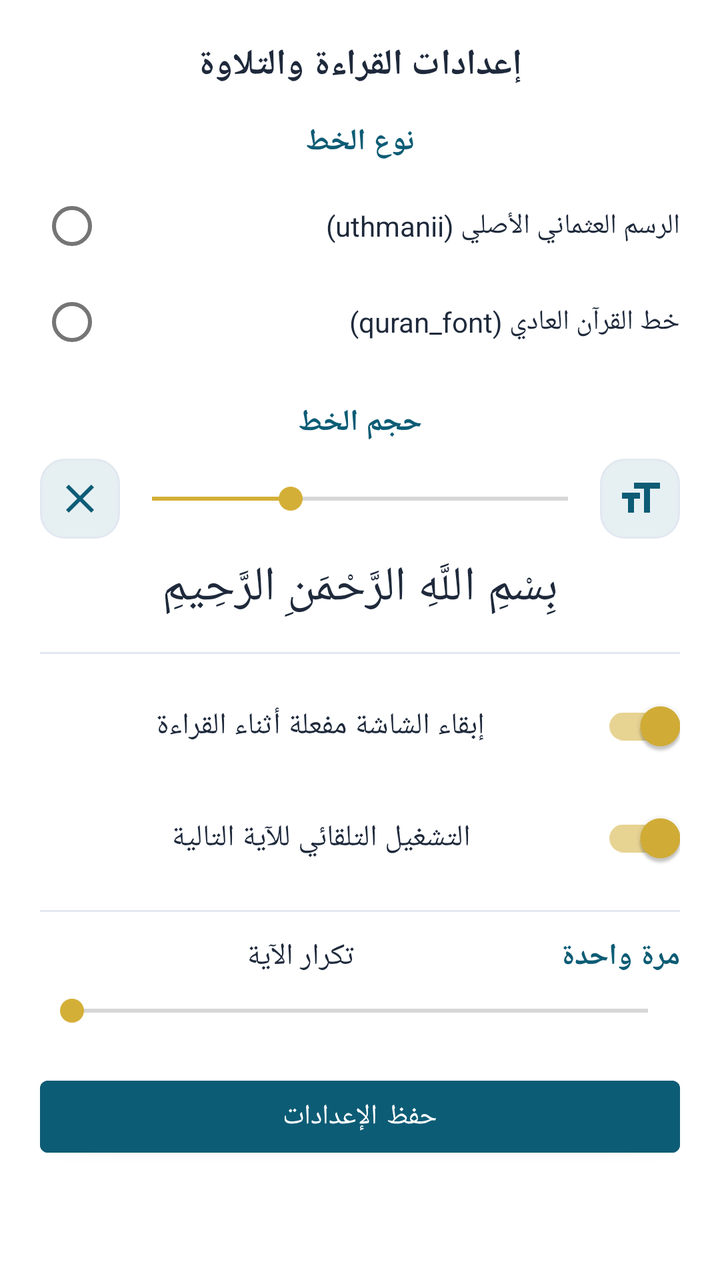
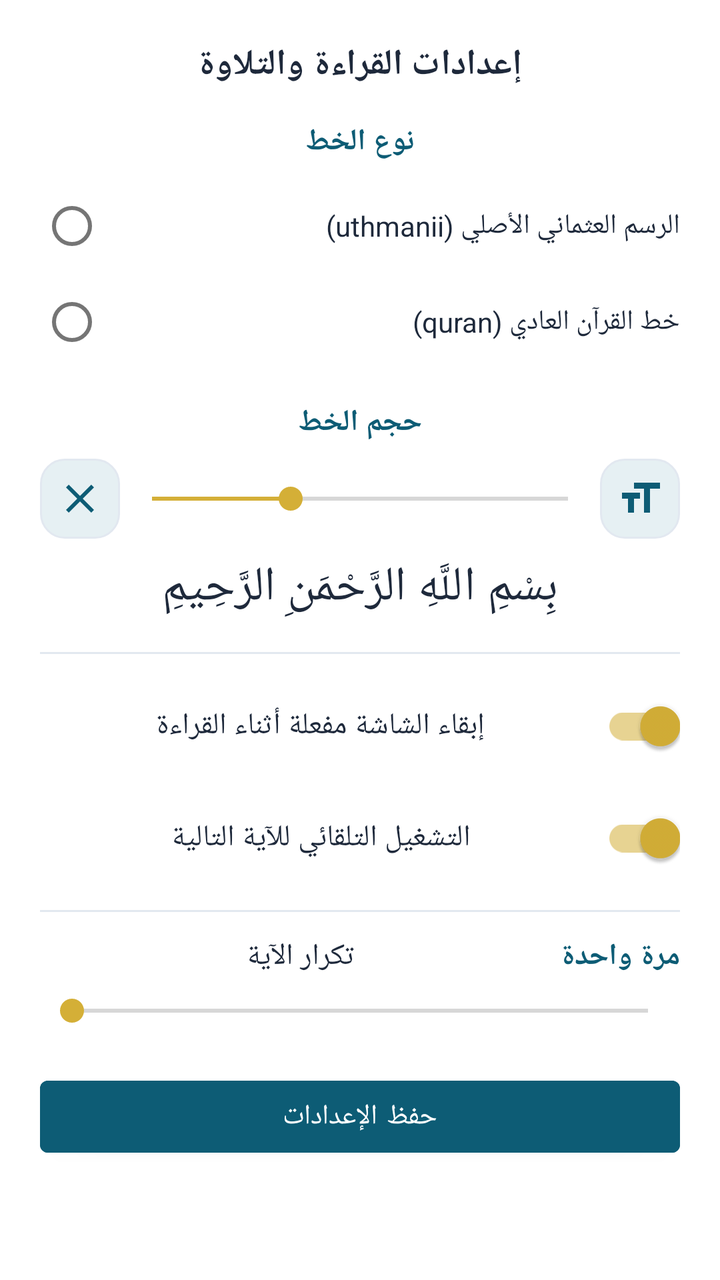

Screens rendered from an Android XML layout before and after an edit, with the pre-edit source and the edit as a unified diff.
<!-- AndroidManifest.xml: application theme AppTheme -->
<!-- res/layout/dialog_quran_settings.xml -->
<?xml version="1.0" encoding="utf-8"?>
<ScrollView xmlns:android="http://schemas.android.com/apk/res/android"
    xmlns:app="http://schemas.android.com/apk/res-auto"
    android:layout_width="match_parent"
    android:layout_height="wrap_content"
    android:background="@color/card_bg">

    <LinearLayout
        android:layout_width="match_parent"
        android:layout_height="wrap_content"
        android:orientation="vertical"
        android:padding="20dp">

        <TextView
            android:layout_width="wrap_content"
            android:layout_gravity="center"
            android:gravity="center"
            android:fontFamily="@font/jazeera"
            android:layout_height="wrap_content"
            android:text="إعدادات القراءة والتلاوة"
            android:textColor="@color/text_primary"
            android:textSize="18sp"
            android:textStyle="bold" />

        
        <TextView
            android:layout_width="wrap_content"
            android:layout_height="wrap_content"
            android:layout_gravity="center"
            android:gravity="center"
            android:fontFamily="@font/jazeera"
            android:layout_marginTop="16dp"
            android:text="نوع الخط"
            android:textColor="@color/colorPrimary"
            android:textSize="15sp"
            android:textStyle="bold" />

        <RadioGroup
            android:id="@+id/rg_font_selection"
            android:layout_width="match_parent"
            android:layout_height="wrap_content"
            android:layout_marginTop="8dp"
            android:orientation="vertical">

            <RadioButton
                android:id="@+id/rb_font_uthmanii"
                android:layout_width="match_parent"
                android:layout_height="wrap_content"
                android:text="الرسم العثماني الأصلي (uthmanii)"
                android:textColor="@color/text_primary"
                android:textSize="14sp" />

            <RadioButton
                android:id="@+id/rb_font_quran_msg"
                android:layout_width="match_parent"
                android:layout_height="wrap_content"
                android:text="خط القرآن العادي (quran_font)"
                android:textColor="@color/text_primary"
                android:textSize="14sp" />
        </RadioGroup>

        
        <TextView
            android:layout_width="wrap_content"
            android:layout_height="wrap_content"
            android:layout_marginTop="16dp"
            android:layout_gravity="center"
            android:gravity="center"
            android:fontFamily="@font/jazeera"
            android:text="حجم الخط"
            android:textColor="@color/colorPrimary"
            android:textSize="15sp"
            android:textStyle="bold" />

        <LinearLayout
            android:layout_width="match_parent"
            android:layout_height="wrap_content"
            android:layout_marginTop="8dp"
            android:gravity="center_vertical"
            android:orientation="horizontal">

            <ImageButton
                android:id="@+id/btn_font_decrease"
                android:layout_width="40dp"
                android:layout_height="40dp"
                android:background="@drawable/search_input_bg"
                android:contentDescription="Decrease Font"
                android:src="@drawable/ic_close"
                app:tint="@color/colorPrimary" />

            <SeekBar
                android:id="@+id/sb_font_size"
                android:layout_width="0dp"
                android:layout_height="wrap_content"
                android:layout_weight="1"
                android:max="24"
                android:progress="8" />

            <ImageButton
                android:id="@+id/btn_font_increase"
                android:layout_width="40dp"
                android:layout_height="40dp"
                android:background="@drawable/search_input_bg"
                android:contentDescription="Increase Font"
                android:src="@drawable/ic_font_size"
                app:tint="@color/colorPrimary" />
        </LinearLayout>

        <TextView
            android:id="@+id/tv_font_preview"
            android:layout_width="match_parent"
            android:layout_height="wrap_content"
            android:layout_marginTop="8dp"
            android:fontFamily="@font/uthmanii"
            android:gravity="center"
            android:text="بِسْمِ اللَّهِ الرَّحْمَنِ الرَّحِيمِ"
            android:textColor="@color/text_primary"
            android:textSize="24sp" />

        <View
            android:layout_width="match_parent"
            android:layout_height="1dp"
            android:layout_marginTop="16dp"
            android:layout_marginBottom="12dp"
            android:background="@color/divider_color" />

        
        <com.google.android.material.switchmaterial.SwitchMaterial
            android:id="@+id/switch_keep_screen_on"
            android:layout_width="match_parent"
            android:layout_gravity="center"
            android:gravity="center"
            android:fontFamily="@font/jazeera"
            android:layout_height="wrap_content"
            android:checked="true"
            android:text="إبقاء الشاشة مفعلة أثناء القراءة"
            android:textColor="@color/text_primary"
            android:textSize="15sp" />

        <com.google.android.material.switchmaterial.SwitchMaterial
            android:id="@+id/switch_auto_play_next"
            android:layout_width="match_parent"
            android:layout_height="wrap_content"
            android:layout_marginTop="8dp"
            android:layout_gravity="center"
            android:gravity="center"
            android:fontFamily="@font/jazeera"
                android:checked="true"
            android:text="التشغيل التلقائي للآية التالية"
            android:textColor="@color/text_primary"
            android:textSize="15sp" />

        <View
            android:layout_width="match_parent"
            android:layout_height="1dp"
            android:layout_marginTop="12dp"
            android:layout_marginBottom="12dp"
            android:background="@color/divider_color" />

        
        <LinearLayout
            android:layout_width="match_parent"
            android:layout_height="wrap_content"
            android:gravity="center_vertical"
            android:orientation="horizontal">

            <TextView
                android:layout_width="0dp"
                android:layout_height="wrap_content"
                android:layout_weight="1"
                android:layout_gravity="center"
                android:gravity="center"
                android:fontFamily="@font/jazeera"
                android:text="تكرار الآية"
                android:textColor="@color/text_primary"
                android:textSize="15sp" />

            <TextView
                android:id="@+id/tv_repeat_count"
                android:layout_width="wrap_content"
                android:layout_height="wrap_content"
                android:fontFamily="@font/ffon1"
                android:text="مرة واحدة"
                android:textColor="@color/colorPrimary"
                android:textSize="15sp"
                android:textStyle="bold" />
        </LinearLayout>

        <SeekBar
            android:id="@+id/sb_repeat_count"
            android:layout_width="match_parent"
            android:layout_height="wrap_content"
            android:layout_marginTop="8dp"
            android:max="4"
            android:progress="0" />

        <Button
            android:id="@+id/btn_save_settings"
            android:layout_width="match_parent"
            android:layout_height="wrap_content"
            android:layout_marginTop="20dp"
            android:fontFamily="@font/ffon1"
            android:backgroundTint="@color/colorPrimary"
            android:text="حفظ الإعدادات"
            android:textColor="@color/text_white" />
    </LinearLayout>
</ScrollView>
<!-- resources referenced by this layout -->
<resources>
  <color name="card_bg">#FFFFFF</color>
  <color name="colorPrimary">#0D5C75</color>
  <color name="divider_color">#E2E8F0</color>
  <color name="text_primary">#1E293B</color>
  <color name="text_white">#FFFFFF</color>
  <!-- drawable ic_close (drawable) -->
  <vector xmlns:android="http://schemas.android.com/apk/res/android"
      android:width="24dp"
      android:layout_width="24dp"
      android:height="24dp"
      android:layout_height="24dp"
      android:viewportWidth="24"
      android:viewportHeight="24">
    <path
        android:fillColor="#FF000000"
        android:pathData="M19,6.41L17.59,5 12,10.59 6.41,5 5,6.41 10.59,12 5,17.59 6.41,19 12,13.41 17.59,19 19,17.59 13.41,12z"/>
  </vector>
  <!-- drawable ic_font_size (drawable) -->
  <vector xmlns:android="http://schemas.android.com/apk/res/android"
      android:width="24dp"
      android:layout_width="24dp"
      android:height="24dp"
      android:layout_height="24dp"
      android:viewportWidth="24"
      android:viewportHeight="24">
    <path
        android:fillColor="#FF000000"
        android:pathData="M9,4v3h5v12h3V7h5V4H9zM3,12h3v7h3v-7h3V9H3v3z"/>
  </vector>
  <!-- drawable search_input_bg (drawable) -->
  <?xml version="1.0" encoding="utf-8"?>
  <shape xmlns:android="http://schemas.android.com/apk/res/android"
      android:shape="rectangle">
      <solid android:color="@color/chip_bg" />
      <corners android:radius="12dp" />
      <stroke
          android:width="1dp"
          android:color="@color/card_stroke" />
  </shape>
  <style name="AppTheme" parent="Theme.MaterialComponents.DayNight.NoActionBar">
          
          <item name="colorPrimary">@color/colorPrimary</item>
          <item name="colorPrimaryDark">@color/colorPrimaryDark</item>
          <item name="colorAccent">@color/colorAccent</item>
          <item name="android:statusBarColor">@color/colorPrimaryDark</item>
          <item name="android:windowBackground">@color/bg_main</item>
  
          
          <item name="bg">@color/bg_main</item>
          <item name="cardViewBackground">@color/card_bg</item>
          <item name="primaryTextColor">@color/text_primary</item>
          <item name="SecondaryTextColor">@color/text_secondary</item>
          <item name="btn_bg">@color/colorPrimary</item>
          <item name="mainItemsColor">@color/colorPrimary</item>
      </style>
  <color name="chip_bg">#E6F0F3</color>
  <color name="card_stroke">#E2E8F0</color>
  <color name="colorPrimaryDark">#083E50</color>
  <color name="colorAccent">#D4AF37</color>
  <color name="bg_main">#F3F6F8</color>
  <color name="text_secondary">#64748B</color>
</resources>

<!-- the commit's change to res/layout/dialog_quran_settings.xml (unified diff, before → after) -->
@@ -54,7 +54,7 @@
                 android:id="@+id/rb_font_quran_msg"
                 android:layout_width="match_parent"
                 android:layout_height="wrap_content"
-                android:text="خط القرآن العادي (quran_font)"
+                android:text="خط القرآن العادي (quran)"
                 android:textColor="@color/text_primary"
                 android:textSize="14sp" />
         </RadioGroup>
